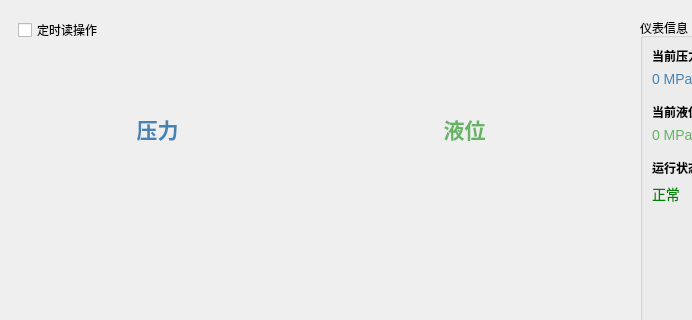
anzisheng/Dashboard, file mainwindow.ui: the form before one commit; both pictures show x 0 to 692 and y 0 to 320 of the 800 by 600 pixel window.
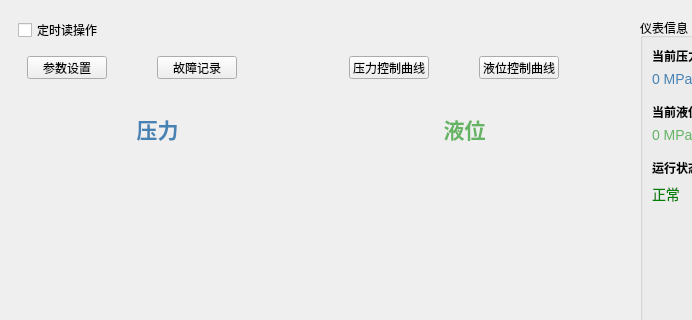
The form after the commit. Custom widgets are drawn as their Qt base class.

Commit message: 上方放置了4个按钮

Diff of the .ui file:
```diff
--- a/mainwindow.ui
+++ b/mainwindow.ui
@@ -69,6 +69,32 @@
                 <set>Qt::AlignmentFlag::AlignCenter</set>
                </property>
               </widget>
+              <widget class="QPushButton" name="pushButton_2">
+               <property name="geometry">
+                <rect>
+                 <x>0</x>
+                 <y>0</y>
+                 <width>80</width>
+                 <height>23</height>
+                </rect>
+               </property>
+               <property name="text">
+                <string>参数设置</string>
+               </property>
+              </widget>
+              <widget class="QPushButton" name="pushButton_3">
+               <property name="geometry">
+                <rect>
+                 <x>130</x>
+                 <y>0</y>
+                 <width>80</width>
+                 <height>23</height>
+                </rect>
+               </property>
+               <property name="text">
+                <string>故障记录</string>
+               </property>
+              </widget>
              </widget>
             </item>
             <item>
@@ -131,6 +157,32 @@
                 <set>Qt::AlignmentFlag::AlignCenter</set>
                </property>
               </widget>
+              <widget class="QPushButton" name="pushButton_4">
+               <property name="geometry">
+                <rect>
+                 <x>20</x>
+                 <y>0</y>
+                 <width>80</width>
+                 <height>23</height>
+                </rect>
+               </property>
+               <property name="text">
+                <string>压力控制曲线</string>
+               </property>
+              </widget>
+              <widget class="QPushButton" name="pushButton_5">
+               <property name="geometry">
+                <rect>
+                 <x>150</x>
+                 <y>0</y>
+                 <width>80</width>
+                 <height>23</height>
+                </rect>
+               </property>
+               <property name="text">
+                <string>液位控制曲线</string>
+               </property>
+              </widget>
              </widget>
             </item>
             <item>
```
The commit also changes 1 other file.
